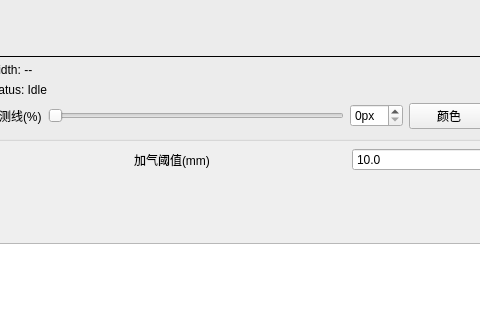
Old version of the form xingaodaapp.ui in the repository ba7lgj-dev/MyOpenCV; both pictures show x 628 to 1108 and y 254 to 574 of the 1200 by 800 pixel window.
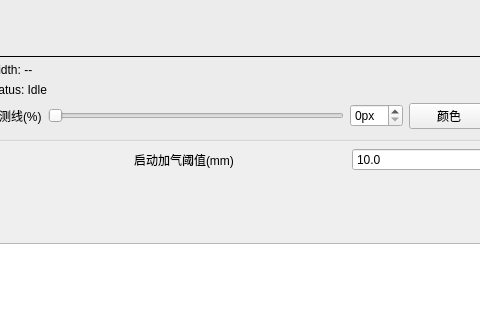
New version of the form. Custom widgets are drawn as their Qt base class.

What changed in the file:
```diff
--- a/xingaodaapp.ui
+++ b/xingaodaapp.ui
@@ -213,7 +213,7 @@
       <item row="0" column="3">
        <widget class="QLabel" name="labelPumpThreshold">
         <property name="text">
-         <string>加气阈值(mm)</string>
+         <string>启动加气阈值(mm)</string>
         </property>
        </widget>
       </item>
```
